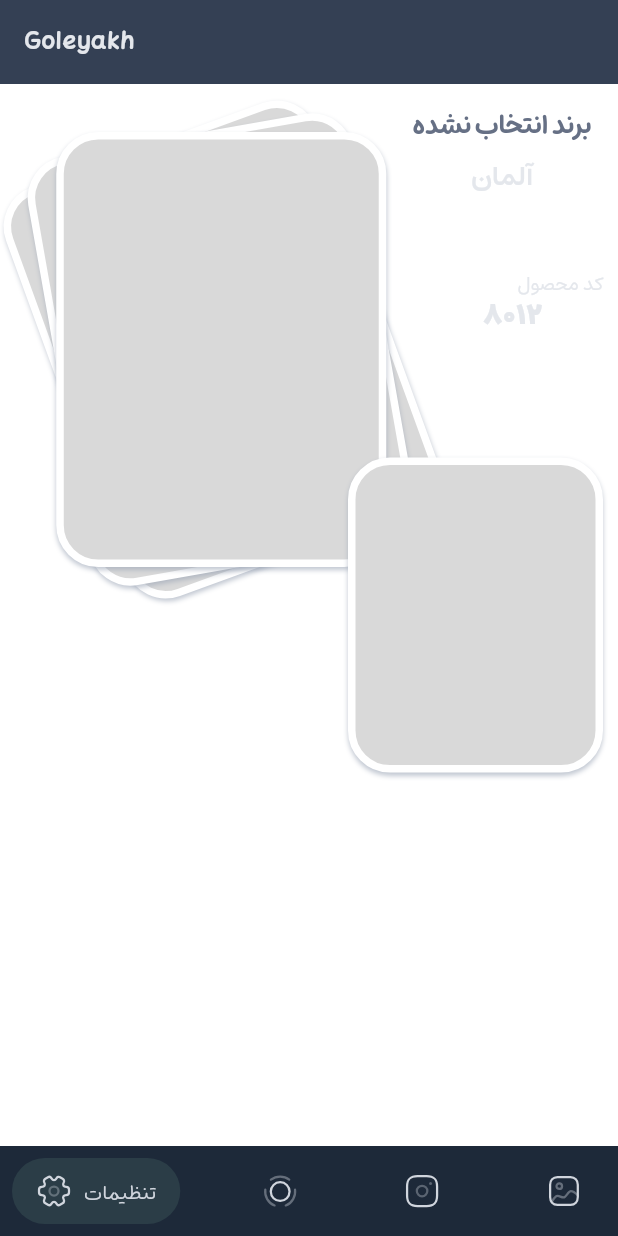
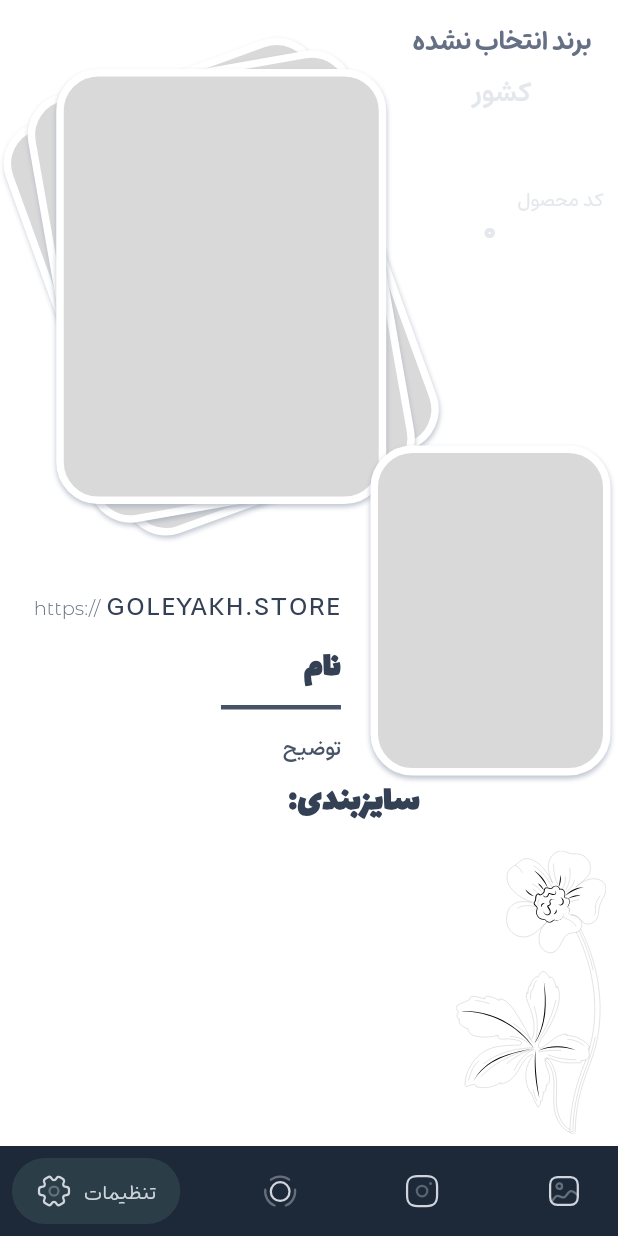
Before and after one commit to RaminBgrn/goleyakh_storys, a Flutter app: the screen it shows after launch, swiped to page 2, on a phone screen of 412 x 824 dp. Run offline on Flutter 3.47's test engine with Material 3 defaults, Android fonts, the light colour scheme and no system bars; drawn by our look-alikes of salomon_bottom_bar; our stand-ins replace currency_text_input_formatter, dropdown_button2, flutter_svg, gap, get, image_picker; missing offline and left inert: flex_color_picker; project files that could hold a hidden picture were left out.

Commit message:
story desgin has been completed

```diff
--- a/lib/common/main_controller.dart
+++ b/lib/common/main_controller.dart
@@ -1,5 +1,6 @@
 import 'package:flutter/material.dart';
 import 'package:get/get.dart';
+import 'package:goleyakh_storys/preview/controllers/data_controller.dart';
 import 'package:goleyakh_storys/settings/controllers/setting_controller.dart';
 
 class MainController extends GetxController {
@@ -23,6 +24,7 @@ class MainController extends GetxController {
         ),
         curve: Curves.easeIn);
     Get.find<SettingController>().setDataToModel();
+    Get.find<DataController>().setImages();
     update();
   }
 }
--- /dev/null
+++ b/lib/custom/model/radio_data.dart
@@ -0,0 +1,10 @@
+class RadioData {
+  String iconPath;
+  dynamic value;
+  String? toolTipText;
+  RadioData({
+    required this.iconPath,
+    required this.value,
+    this.toolTipText,
+  });
+}
--- a/lib/home.dart
+++ b/lib/home.dart
@@ -14,15 +14,9 @@ class Home extends StatelessWidget {
 
   @override
   Widget build(BuildContext context) {
-    return GetBuilder<MainController>(builder: (clr) {
+    return SafeArea(
+      child: GetBuilder<MainController>(builder: (clr) {
         return Scaffold(
-        appBar: AppBar(
-          backgroundColor: myGrey[700]!,
-          title: Text(
-            'Goleyakh',
-            style: Theme.of(context).textTheme.bodyLarge,
-          ),
-        ),
           bottomNavigationBar: SalomonBottomBar(
             backgroundColor: myGrey[800],
             selectedItemColor: myGreen[200],
@@ -37,14 +31,15 @@ class Home extends StatelessWidget {
               bottomItems('svgs/image.svg', 'واترمارک'),
             ],
           ),
-        body: PageView(controller: clr.getMainPageController, children: const [
+          body: PageView(physics: const NeverScrollableScrollPhysics(), controller: clr.getMainPageController, children: const [
             SettingPage(),
             StoryPreView(),
             PostScreen(),
             WaterMarkScreen(),
           ]),
         );
-    });
+      }),
+    );
   }
 
   SalomonBottomBarItem bottomItems(String icon, String title) {
--- a/lib/preview/screens/story_preview.dart
+++ b/lib/preview/screens/story_preview.dart
@@ -1,3 +1,5 @@
+import 'dart:io';
+
 import 'package:flutter/material.dart';
 import 'package:flutter_svg/svg.dart';
 import 'package:gap/gap.dart';
@@ -13,6 +15,16 @@ class StoryPreView extends StatelessWidget {
     return GetBuilder<DataController>(builder: (clr) {
       return Stack(
         children: [
+          Padding(
+            padding: const EdgeInsets.all(8.0),
+            child: Align(
+              alignment: Alignment.bottomRight,
+              child: SvgPicture.asset(
+                'svgs/flower.svg',
+                width: 100,
+              ),
+            ),
+          ),
           Column(
             children: [
               Expanded(
@@ -87,6 +99,17 @@ class StoryPreView extends StatelessWidget {
                                     ),
                                   ],
                                 ),
+                                child: clr.getSecondImage.isNotEmpty
+                                    ? GestureDetector(
+                                        onTap: () => clr.changeFirstImage(),
+                                        onLongPress: () => clr.changeFirstImageBoxFit(),
+                                        child: ClipRRect(
+                                            borderRadius: BorderRadius.circular(22),
+                                            child: Image.file(
+                                              File(clr.getFirstImage),
+                                              fit: clr.getFirstImageBoxFit,
+                                            )))
+                                    : const SizedBox(),
                               ),
                             ],
                           )),
@@ -117,7 +140,7 @@ class StoryPreView extends StatelessWidget {
                               padding: const EdgeInsets.only(left: 10, right: 10, top: 3),
                               color: Colors.white,
                               child: Text(
-                                'آلمان',
+                                clr.getProductModel.productCountry ?? 'کشور',
                                 style: TextStyle(
                                   fontFamily: 'estedad',
                                   fontWeight: FontWeight.w600,
@@ -165,7 +188,7 @@ class StoryPreView extends StatelessWidget {
                                     Align(
                                       alignment: Alignment.bottomLeft,
                                       child: Text(
-                                        '8012',
+                                        clr.getProductModel.productSKU ?? '0',
                                         style: TextStyle(
                                           fontFamily: 'estedad',
                                           fontWeight: FontWeight.w900,
@@ -186,19 +209,107 @@ class StoryPreView extends StatelessWidget {
                 ),
               ),
               Expanded(
-                child: Container(
-                  color: Colors.white,
+                child: SizedBox(
+                  width: double.infinity,
+                  child: Column(
+                    children: [
+                      Row(
+                        children: [
+                          Expanded(
+                            flex: 16,
+                            child: Column(
+                              crossAxisAlignment: CrossAxisAlignment.end,
+                              children: [
+                                Padding(
+                                  padding: const EdgeInsets.only(left: 4.0, top: 8.0),
+                                  child: RichText(
+                                    text: TextSpan(
+                                      children: [
+                                        TextSpan(
+                                          text: 'https://',
+                                          style: TextStyle(
+                                            fontFamily: 'mons',
+                                            fontSize: 13,
+                                            color: myGrey[500],
+                                            fontWeight: FontWeight.w300,
+                                          ),
+                                        ),
+                                        TextSpan(
+                                          text: " GOLEYAKH.STORE",
+                                          style: TextStyle(
+                                            color: myGrey[700],
+                                            fontFamily: 'estedad',
+                                            fontSize: 17,
+                                            fontWeight: FontWeight.w500,
+                                            letterSpacing: 1,
+                                          ),
+                                        )
+                                      ],
+                                    ),
+                                  ),
+                                ),
+                                const Gap(8),
+                                Text(
+                                  clr.getProductModel.productName ?? 'نام',
+                                  style: TextStyle(
+                                    fontFamily: 'lalezar',
+                                    fontSize: 24,
+                                    color: myGrey[700],
+                                  ),
+                                ),
+                                const Gap(8),
+                                Container(
+                                  width: 80,
+                                  height: 3,
+                                  color: myGrey[600],
+                                ),
+                                const Gap(16),
+                                Text(
+                                  clr.getProductModel.productDescription ?? 'توضیح',
+                                  textDirection: TextDirection.rtl,
+                                  style: TextStyle(
+                                    fontFamily: 'estedad',
+                                    color: myGrey[600],
+                                    fontWeight: FontWeight.w600,
+                                    fontSize: 14,
+                                  ),
+                                )
+                              ],
+                            ),
+                          ),
+                          const Expanded(
+                            flex: 13,
+                            child: SizedBox(),
+                          ),
+                        ],
+                      ),
+                      const Gap(8),
+                      Padding(
+                        padding: const EdgeInsets.only(left: 60.0),
+                        child: Text(
+                          'سایزبندی:',
+                          textDirection: TextDirection.rtl,
+                          style: TextStyle(
+                            fontFamily: 'lalezar',
+                            fontSize: 24,
+                            color: myGrey[700],
+                          ),
+                        ),
+                      )
+                    ],
+                  ),
                 ),
               ),
             ],
           ),
           Positioned.fill(
-            right: 10,
+            top: 50,
+            right: 5,
             child: Align(
               alignment: Alignment.centerRight,
               child: Container(
-                width: 170,
-                height: 210,
+                width: 160,
+                height: 220,
                 decoration: BoxDecoration(
                   borderRadius: BorderRadius.circular(28),
                   color: const Color(0xFFD9D9D9),
@@ -214,6 +325,20 @@ class StoryPreView extends StatelessWidget {
                     ),
                   ],
                 ),
+                child: clr.getSecondImage.isNotEmpty
+                    ? GestureDetector(
+                        onTap: () {
+                          clr.changeSecondImage();
+                        },
+                        child: ClipRRect(
+                          borderRadius: BorderRadius.circular(22),
+                          child: Image.file(
+                            File(clr.getSecondImage),
+                            fit: clr.getFirstImageBoxFit,
+                          ),
+                        ),
+                      )
+                    : const SizedBox(),
               ),
             ),
           ),
--- a/lib/settings/controllers/setting_controller.dart
+++ b/lib/settings/controllers/setting_controller.dart
@@ -32,7 +32,6 @@ class SettingController extends GetxController {
   TextEditingController get getProductSKUController => _productSKUController;
 
   void setDataToModel() {
-    print(Get.find<SettingController>().getProductModel.brandLogo);
     _productModel.productName = _productTitleController.text;
     _productModel.headerDescription = _headerDescriptionController.text;
     _productModel.productDescription = _productDescriptionController.text;
```
Also changed, not shown: lib/custom/widget_radio_group.dart (added, +232 -0 lines), lib/preview/controllers/data_controller.dart (+104 -0 lines), lib/settings/screens/setting_page.dart (+14 -14 lines), svgs/contain.svg (added), svgs/cover.svg (added), svgs/fill.svg (added), svgs/fill_height.svg (added), svgs/fill_width.svg (added), svgs/flower.svg (added). Lines whose indentation alone changed are shown as unchanged.
